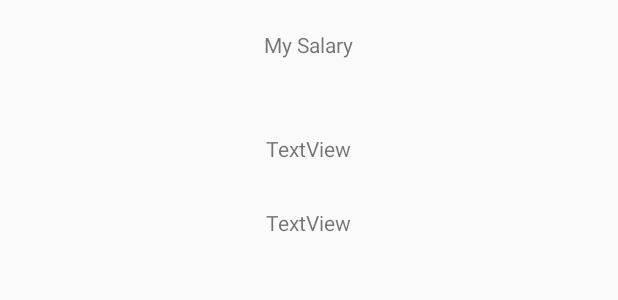
After one commit to SienLancer/yhourstaffproject, an Android app: the layout activity_salary.xml on its own in the app's theme, with its tools: preview values and no code run, on a phone screen of 412 x 824 dp. The commit adds this screen. Shown: the top 300 px of the screen. Run offline under Robolectric (Android 15) with nearby library versions, the phone set to English and light mode, and no system bars.

Commit message:
salary screen

```diff
--- /dev/null
+++ b/app/src/main/res/layout/activity_salary.xml
@@ -0,0 +1,34 @@
+<?xml version="1.0" encoding="utf-8"?>
+<LinearLayout xmlns:android="http://schemas.android.com/apk/res/android"
+    xmlns:app="http://schemas.android.com/apk/res-auto"
+    xmlns:tools="http://schemas.android.com/tools"
+    android:id="@+id/main"
+    android:layout_width="match_parent"
+    android:layout_height="match_parent"
+    android:orientation="vertical"
+    tools:context=".activities.SalaryActivity">
+
+    <TextView
+        android:id="@+id/salary_title_tv"
+        android:layout_width="wrap_content"
+        android:layout_gravity="center"
+        android:layout_marginVertical="20dp"
+        android:layout_height="wrap_content"
+        android:text="My Salary" />
+
+    <TextView
+        android:id="@+id/total_salary_tv"
+        android:layout_width="wrap_content"
+        android:layout_gravity="center"
+        android:layout_marginTop="30dp"
+        android:layout_height="wrap_content"
+        android:text="TextView" />
+
+    <TextView
+        android:id="@+id/status_salary_tv"
+        android:layout_width="wrap_content"
+        android:layout_gravity="center"
+        android:layout_marginTop="30dp"
+        android:layout_height="wrap_content"
+        android:text="TextView" />
+</LinearLayout>
```
Also changed, not shown: app/src/main/AndroidManifest.xml (+6 -6 lines), app/src/main/java/com/example/yhourstaffproject/activities/SalaryActivity.java (added, +86 -0 lines), app/src/main/java/com/example/yhourstaffproject/fragments/StaffHomeFragment.java (+12 -1 lines), app/src/main/res/layout/fragment_staff_home.xml (+5 -5 lines).
